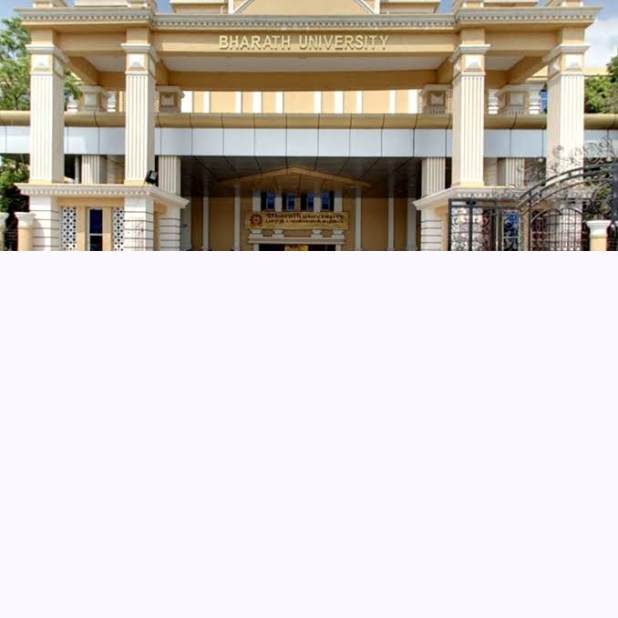
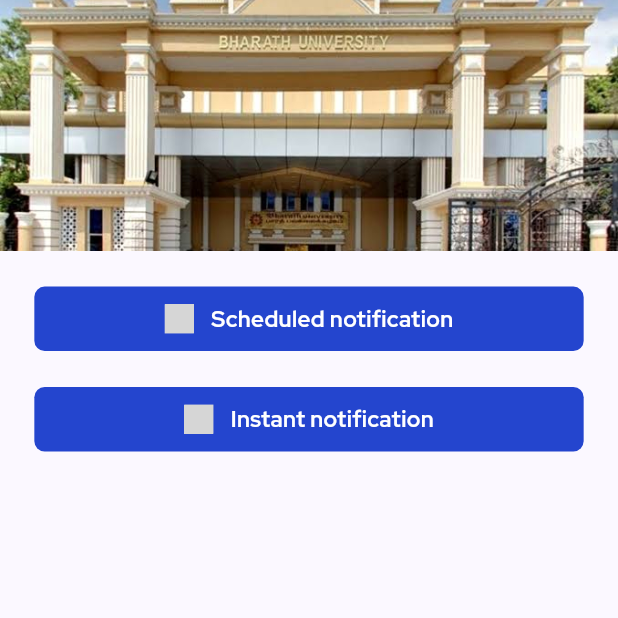
Before and after one commit to Imran200216/smartroombooking, a Flutter app: the HomeScreen screen opened directly, on a phone screen of 412 x 824 dp, the top half of it. Run offline on Flutter 3.47's test engine with Material 3 defaults, Android fonts, the phone set to English and light mode, and no system bars; drawn by our look-alikes of toastification; our stand-ins replace cached_network_image, cloud_firestore, firebase_auth, firebase_core, flutter_local_notifications, flutter_screenutil and 6 more; accounts and stored records are empty; grey boxes are pictures that could not be loaded.

Commit message:
Added the local notification for both android and ios

```diff
--- a/lib/core/themes/colors/app_colors.dart
+++ b/lib/core/themes/colors/app_colors.dart
@@ -1,6 +1,9 @@
 import 'package:flutter/material.dart';
 
 class AppColors {
+  /// safe area color
+  static const Color safeAreaColor=  Color(0xFF6A85F5);
+
   /// primary color
   static const Color primaryColor = Color(0xFF2445CE);
   static const Color whiteColor = Colors.white;
--- a/lib/features/home/presentation/screens/home_screen.dart
+++ b/lib/features/home/presentation/screens/home_screen.dart
@@ -1,5 +1,7 @@
 import 'package:flutter/material.dart';
 import 'package:flutter_screenutil/flutter_screenutil.dart';
+import 'package:smartroombooking/commons/widgets/custom_icon_btn.dart';
+import 'package:smartroombooking/core/service/notification_service.dart';
 
 class HomeScreen extends StatelessWidget {
   const HomeScreen({super.key});
@@ -25,6 +27,45 @@
                   ),
                 ),
               ),
+
+              Container(
+                margin: EdgeInsets.symmetric(horizontal: 20.w, vertical: 20.h),
+                child: Column(
+                  children: [
+                    /// scheduled notification
+                    CustomIconBtn(
+                      onTap: () {
+                        /// schedule notification functionality
+                        DateTime scheduleDate = DateTime.now().add(
+                          Duration(seconds: 5),
+                        );
+
+                        NotificationService.scheduledNotification(
+                          "HI Sai",
+                          "Room 402 Smart Room is booked",
+                          scheduleDate,
+                        );
+                      },
+                      btnTitle: "Scheduled notification",
+                      iconPath: "login",
+                    ),
+
+                    SizedBox(height: 20.h),
+
+                    /// instant notification
+                    CustomIconBtn(
+                      onTap: () {
+                        NotificationService.showInstantNotification(
+                          "Hi Sai",
+                          "Room 402 Instant notificatin",
+                        );
+                      },
+                      btnTitle: "Instant notification",
+                      iconPath: "login",
+                    ),
+                  ],
+                ),
+              ),
             ],
           ),
         ),
--- a/lib/features/on_boarding/presentation/screens/on_boarding_screen.dart
+++ b/lib/features/on_boarding/presentation/screens/on_boarding_screen.dart
@@ -80,7 +80,7 @@
                                   context,
                                 ).pushReplacementNamed("userTypeScreen");
                               } else {
-                                provider.nextPage;
+                                provider.nextPage();
                               }
                             },
                             child: Text(
--- a/pubspec.yaml
+++ b/pubspec.yaml
@@ -61,6 +61,10 @@
   cloud_firestore: ^5.6.4
   # google sign in
   google_sign_in: ^6.2.2
+  # local notification
+  flutter_local_notifications: ^18.0.1
+  # time zone
+  timezone: ^0.10.0
 
 dev_dependencies:
   flutter_test:
```
Also changed, not shown: lib/core/service/notification_service.dart (added, +105 -0 lines), lib/main.dart (+25 -0 lines), lib/features/my_bookings/presentation/screens/my_booking_screen.dart (line endings or trailing spaces), pubspec.lock, 9 other files.
